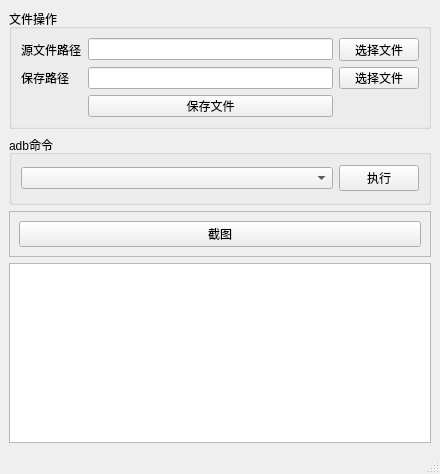
Before: the Qt Designer form mainwindow.ui in qianmang2/AndroidAssist, drawn with Qt 5.
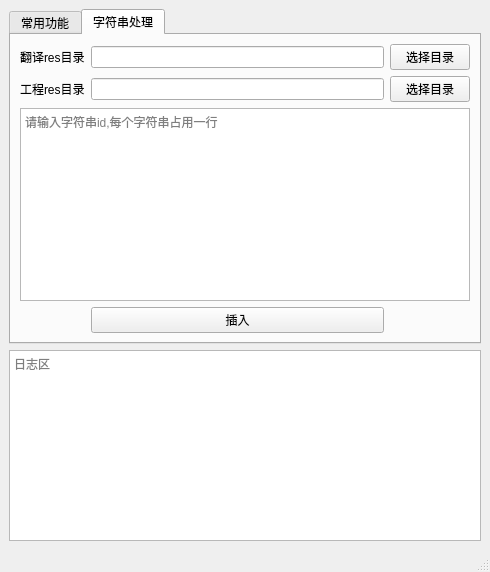
After: the same form once the commit is applied. The open tabs and pages were chosen to show the change.

Commit message: 增加字符串导入功能

The edit to the form file:
```diff
--- a/mainwindow.ui
+++ b/mainwindow.ui
@@ -6,8 +6,8 @@
    <rect>
     <x>0</x>
     <y>0</y>
-    <width>440</width>
-    <height>474</height>
+    <width>490</width>
+    <height>572</height>
    </rect>
   </property>
   <property name="windowTitle">
@@ -16,6 +16,16 @@
   <widget class="QWidget" name="centralwidget">
    <layout class="QVBoxLayout" name="verticalLayout">
     <item>
+     <widget class="QTabWidget" name="tabWidget">
+      <property name="currentIndex">
+       <number>0</number>
+      </property>
+      <widget class="QWidget" name="tab">
+       <attribute name="title">
+        <string>常用功能</string>
+       </attribute>
+       <layout class="QGridLayout" name="gridLayout_4">
+        <item row="0" column="0">
      <widget class="QGroupBox" name="groupBox">
       <property name="minimumSize">
        <size>
@@ -71,7 +81,7 @@
       </layout>
      </widget>
     </item>
-    <item>
+        <item row="1" column="0">
      <widget class="QGroupBox" name="groupBox_2">
       <property name="minimumSize">
        <size>
@@ -103,7 +113,7 @@
       </layout>
      </widget>
     </item>
-    <item>
+        <item row="2" column="0">
      <widget class="QFrame" name="frame">
       <property name="frameShape">
        <enum>QFrame::StyledPanel</enum>
@@ -122,8 +132,87 @@
       </layout>
      </widget>
     </item>
+       </layout>
+      </widget>
+      <widget class="QWidget" name="tab_2">
+       <attribute name="title">
+        <string>字符串处理</string>
+       </attribute>
+       <layout class="QGridLayout" name="gridLayout_5">
+        <item row="0" column="0">
+         <widget class="QLabel" name="label_3">
+          <property name="text">
+           <string>翻译res目录</string>
+          </property>
+         </widget>
+        </item>
+        <item row="0" column="1">
+         <widget class="QLineEdit" name="leTranslatePath"/>
+        </item>
+        <item row="0" column="2">
+         <widget class="QPushButton" name="pbTranslatePath">
+          <property name="text">
+           <string>选择目录</string>
+          </property>
+         </widget>
+        </item>
+        <item row="1" column="0">
+         <widget class="QLabel" name="label_5">
+          <property name="text">
+           <string>工程res目录</string>
+          </property>
+         </widget>
+        </item>
+        <item row="1" column="1">
+         <widget class="QLineEdit" name="leProjectPath"/>
+        </item>
+        <item row="1" column="2">
+         <widget class="QPushButton" name="pbProjectPath">
+          <property name="text">
+           <string>选择目录</string>
+          </property>
+         </widget>
+        </item>
+        <item row="2" column="0" colspan="3">
+         <widget class="QTextEdit" name="translateStringId">
+          <property name="acceptRichText">
+           <bool>false</bool>
+          </property>
+          <property name="placeholderText">
+           <string>请输入字符串id,每个字符串占用一行</string>
+          </property>
+         </widget>
+        </item>
+        <item row="3" column="1">
+         <widget class="QPushButton" name="pbInsertString">
+          <property name="text">
+           <string>插入</string>
+          </property>
+         </widget>
+        </item>
+       </layout>
+       <widget class="QLabel" name="label_4">
+        <property name="geometry">
+         <rect>
+          <x>10</x>
+          <y>30</y>
+          <width>54</width>
+          <height>16</height>
+         </rect>
+        </property>
+        <property name="text">
+         <string/>
+        </property>
+       </widget>
+      </widget>
+     </widget>
+    </item>
     <item>
-     <widget class="QTextEdit" name="teLog"/>
+     <widget class="QTextEdit" name="teLog">
+      <property name="placeholderText">
+       <string>日志区</string>
+      </property>
+     </widget>
     </item>
    </layout>
   </widget>
```
Left out of the diff: 16 changed lines with no effect on the pictures. Lines whose indentation alone changed are shown as unchanged. The commit also changes 5 other files.
